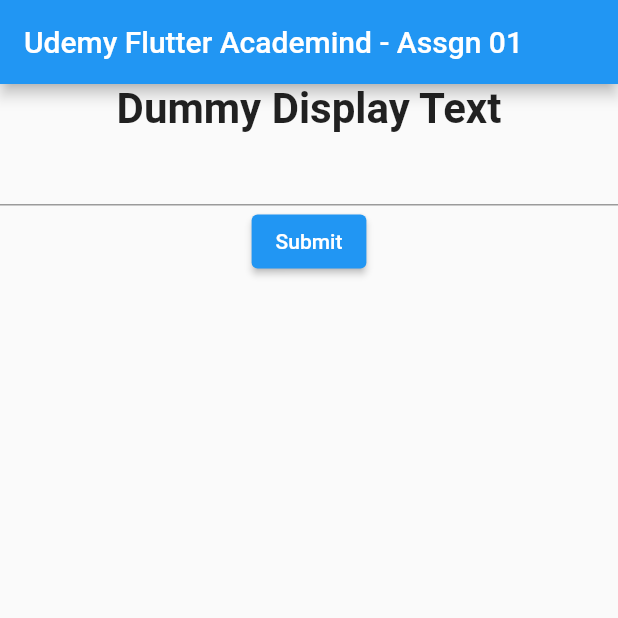
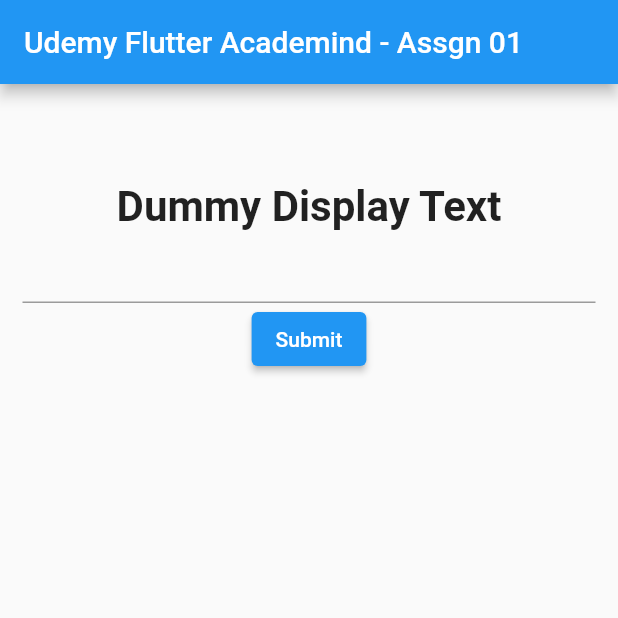
Before and after one commit to jeremylshepherd/udemy_flutter_academind_assign01, a Flutter app: the screen it shows after launch, on a phone screen of 412 x 824 dp, the top half of it. Run offline on Flutter 3.47's test engine with Material 2 defaults, Android fonts, the phone set to English and light mode, and no system bars.

Commit message:
Added a smidge of styling

```diff
--- a/lib/src/app.dart
+++ b/lib/src/app.dart
@@ -33,7 +33,10 @@
         appBar: AppBar(
           title: const Text('Udemy Flutter Academind - Assgn 01'),
         ),
-        body: Column(
+        body: Container(
+          margin: const EdgeInsets.only(top: 50),
+          padding: const EdgeInsets.all(15),
+          child: Column(
             children: [
               Text(
                 displayText,
@@ -57,6 +60,7 @@
             ],
           ),
         ),
+      ),
     );
   }
 }
```
Lines whose indentation alone changed are shown as unchanged.
